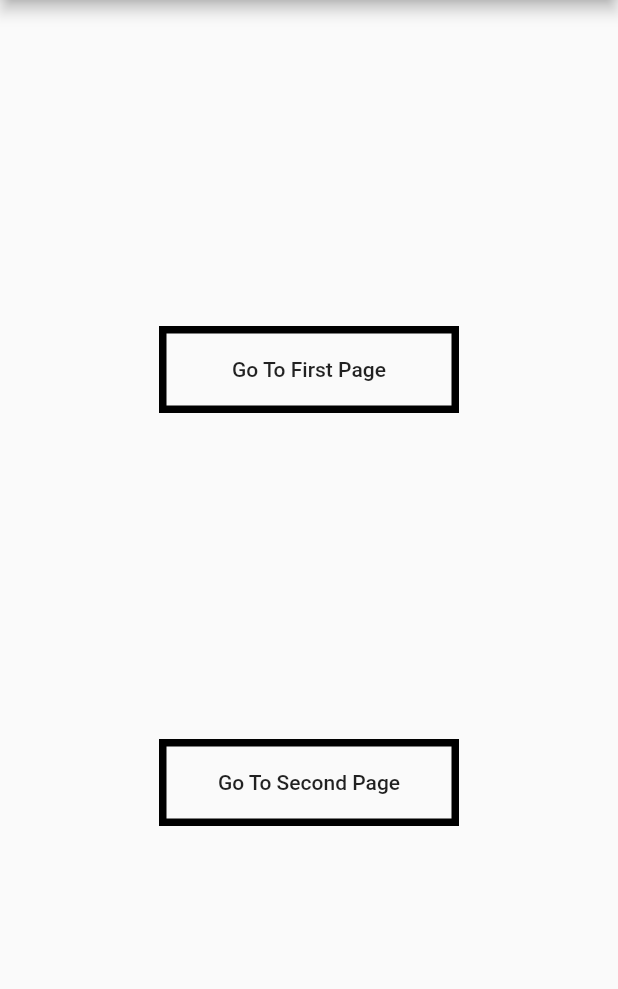
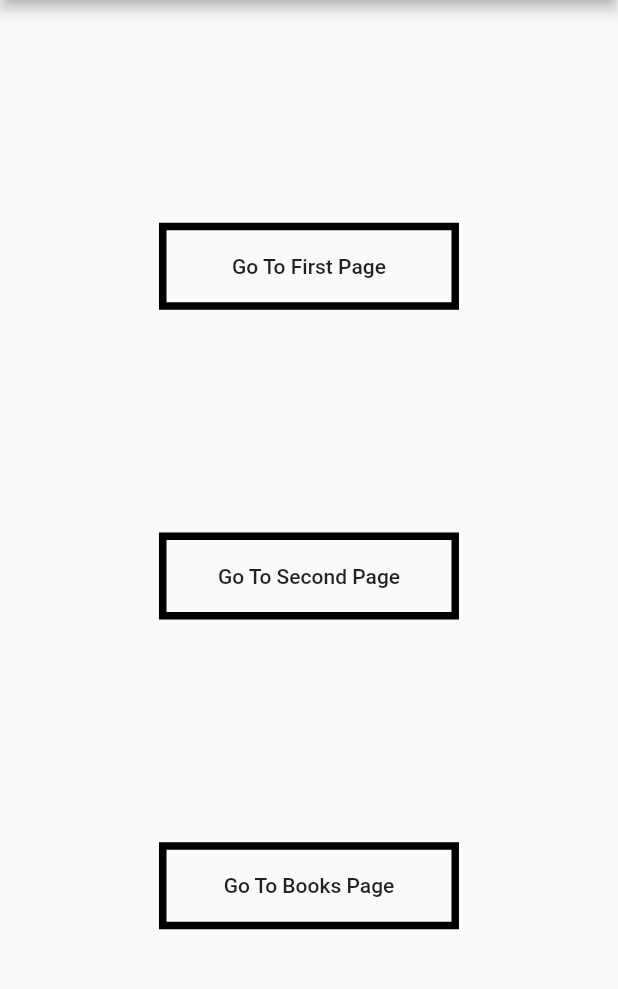
Before and after one commit to yusufferdogan/flutter_bloc_tutorial, a Flutter app: the screen it shows after launch, on a phone screen of 412 x 824 dp, the part 84-1073 px from its top. Run offline on Flutter 3.47's test engine with Material 2 defaults, Android fonts, the phone set to English and light mode, and no system bars; our stand-ins replace equatable, flutter_bloc.

Commit message:
Book Bloc Implemented and created Book Service

```diff
--- /dev/null
+++ b/lib/blocs/books_bloc/bloc.dart
@@ -0,0 +1,3 @@
+export 'book_bloc.dart';
+export 'book_event.dart';
+export 'book_state.dart';
--- /dev/null
+++ b/lib/blocs/books_bloc/book_bloc.dart
@@ -0,0 +1,23 @@
+import 'package:bloc_deneme/models/book.dart';
+import 'package:bloc_deneme/service/book.dart';
+import 'package:flutter_bloc/flutter_bloc.dart';
+import 'bloc.dart';
+
+class BookBloc extends Bloc<BookEvent, BooksPageState> {
+  final BookService _bookService = BookService();
+
+  BookBloc(BooksPageState initialState) : super(initialState);
+
+  @override
+  Stream<BooksPageState> mapEventToState(event) async* {
+    if (event is FetchBooks) {
+      yield* _mapFetchBooksToState();
+    }
+  }
+
+  Stream<BooksPageState> _mapFetchBooksToState() async* {
+    yield BooksLoading();
+    final List<Book> books = await _bookService.getAllBooks();
+    yield BooksLoaded(books: books);
+  }
+}
--- /dev/null
+++ b/lib/blocs/books_bloc/book_event.dart
@@ -0,0 +1,8 @@
+import 'package:equatable/equatable.dart';
+
+abstract class BookEvent extends Equatable {}
+
+class FetchBooks extends BookEvent {
+  @override
+  List<Object> get props => [];
+}
--- /dev/null
+++ b/lib/blocs/books_bloc/book_state.dart
@@ -0,0 +1,26 @@
+import 'package:bloc_deneme/models/book.dart';
+import 'package:equatable/equatable.dart';
+import 'package:flutter/cupertino.dart';
+
+abstract class BooksPageState extends Equatable {}
+
+class BooksInitState extends BooksPageState {
+  @override
+  List<Object> get props => [];
+}
+
+class BooksLoading extends BooksPageState {
+  @override
+  List<Object> get props => [];
+}
+
+class BooksLoaded extends BooksPageState {
+  final List<Book> books;
+
+  List<Book> get getBooks => books;
+
+  BooksLoaded({@required this.books});
+
+  @override
+  List<Object> get props => [books];
+}
--- a/lib/main.dart
+++ b/lib/main.dart
@@ -1,3 +1,4 @@
+import 'package:bloc_deneme/blocs/books_bloc/bloc.dart';
 import 'package:bloc_deneme/blocs/counter_bloc/bloc.dart';
 import 'package:bloc_deneme/blocs/page_bloc/bloc.dart';
 import 'package:bloc_deneme/routes.dart';
@@ -21,6 +22,9 @@ class MyApp extends StatelessWidget {
         BlocProvider(
           create: (context) => PageBloc(PageState(pageName: 'Main Page')),
         ),
+        BlocProvider(
+          create: (context) => BookBloc(BooksInitState())..add(FetchBooks()),
+        ),
       ],
       child: MaterialApp(
         title: 'Flutter Demo',
--- /dev/null
+++ b/lib/models/book.dart
@@ -0,0 +1,53 @@
+class Book {
+  final String id;
+  final String title;
+  final String genres;
+  final String imageUrl;
+  final String isbn;
+  final String pageNum;
+  final String pubYear;
+  final String writer;
+  final String rating;
+
+  Book({
+    this.id,
+    this.title,
+    this.genres,
+    this.imageUrl,
+    this.isbn,
+    this.pageNum,
+    this.pubYear,
+    this.writer,
+    this.rating,
+  });
+
+  @override
+  String toString() {
+    return '\n Id:$id  '
+        'TITLE:$title  '
+        'GENRES:$genres  '
+        'IMAGEURL:${imageUrl.toLowerCase()}  '
+        'ISBN:$isbn  '
+        'PAGENUM:$pageNum  '
+        'PUBYEAR:$pubYear  '
+        'WRITER:$writer  '
+        'RATING:$rating\n';
+  }
+
+  factory Book.fromJson(String id, Map<String, dynamic> bookData) {
+    return Book(
+      id: id.toString(),
+      genres: bookData['GENRES'].toString(),
+      imageUrl: bookData['IMAGEURL'].toString().toLowerCase(),
+      isbn: bookData['ISBN'].toString(),
+      pageNum: bookData['PAGENUM'].toString(),
+      pubYear: bookData['PUBYEAR'].toString(),
+      title: bookData['TITLE'].toString(),
+      writer: bookData['WRITER'].toString(),
+      rating: bookData['RATING'].toString(),
+    );
+  }
+  bool isEqual(Book other) {
+    return other.id == id;
+  }
+}
--- a/lib/pages/first_page.dart
+++ b/lib/pages/first_page.dart
@@ -1,7 +1,5 @@
-import 'package:bloc_deneme/blocs/counter_bloc/counter_bloc.dart';
-import 'package:bloc_deneme/blocs/counter_bloc/counter_event.dart';
-import 'package:bloc_deneme/blocs/counter_bloc/counter_state.dart';
 import 'package:bloc_deneme/blocs/page_bloc/bloc.dart';
+import 'package:bloc_deneme/blocs/counter_bloc/bloc.dart';
 import 'package:flutter/material.dart';
 import 'package:flutter_bloc/flutter_bloc.dart';
 
--- a/lib/pages/main_page.dart
+++ b/lib/pages/main_page.dart
@@ -1,8 +1,5 @@
 import 'package:bloc_deneme/blocs/page_bloc/bloc.dart';
-import 'package:bloc_deneme/blocs/page_bloc/page_bloc.dart';
-import 'package:bloc_deneme/blocs/page_bloc/page_state.dart';
 import 'package:bloc_deneme/routes.dart';
-import 'package:flutter/cupertino.dart';
 import 'package:flutter/material.dart';
 import 'package:flutter/widgets.dart';
 import 'package:flutter_bloc/flutter_bloc.dart';
@@ -29,6 +26,13 @@ class _MainPageState extends State<MainPage> {
     );
   }
 
+  void _goToBooksPage() {
+    BlocProvider.of<PageBloc>(context).add(
+      PageChanged(
+          context: context, routeName: BOOKS_PAGE_URL, pageName: 'BOOKS page'),
+    );
+  }
+
   @override
   Widget build(BuildContext context) {
     return BlocConsumer<PageBloc, PageState>(
@@ -36,7 +40,7 @@ class _MainPageState extends State<MainPage> {
         print('number:::::::::::::${state.pageName}');
         return Scaffold(
           appBar: AppBar(
-            title: Text(state.pageName),
+            title: Text('Main Page'),
           ),
           body: Center(
             child: Column(
@@ -71,6 +75,20 @@ class _MainPageState extends State<MainPage> {
                     ),
                   ),
                 ),
+                Container(
+                  width: 200,
+                  decoration: BoxDecoration(
+                      border: Border.all(
+                    color: Colors.black,
+                    width: 5,
+                  )),
+                  child: FlatButton(
+                    onPressed: _goToBooksPage,
+                    child: Text(
+                      'Go To Books Page',
+                    ),
+                  ),
+                ),
               ],
             ),
           ),
--- a/lib/routes.dart
+++ b/lib/routes.dart
@@ -1,3 +1,4 @@
+import 'package:bloc_deneme/pages/books/books_page.dart';
 import 'package:bloc_deneme/pages/main_page.dart';
 import 'package:flutter/material.dart';
 import './pages/first_page.dart';
@@ -6,16 +7,19 @@ import './pages/second_page.dart';
 const ROOT_URL = '/';
 const FIRST_PAGE_URL = '/first';
 const SECOND_PAGE_URL = '/second';
+const BOOKS_PAGE_URL = '/books';
 
 class Routes {
   static final routes = <String, WidgetBuilder>{
     ROOT_URL: (context) => MainPage(),
     FIRST_PAGE_URL: (context) => FirstPage(),
     SECOND_PAGE_URL: (context) => SecondPage(),
+    BOOKS_PAGE_URL:  (context) => BooksPage(),
   };
   static final bodyTitle = ["MainPage", "FirstPage", "SecondPage"];
   static final bodyList = <Widget>[
     FirstPage(),
     SecondPage(),
+
   ];
 }
--- a/pubspec.yaml
+++ b/pubspec.yaml
@@ -25,6 +25,8 @@ dependencies:
     sdk: flutter
   equatable: ^1.1.0
   flutter_bloc: ^6.1.2
+  http: ^0.12.2
+
 
 
 
```
Also changed, not shown: lib/pages/books/books_page.dart (added, +51 -0 lines), lib/pages/books/single_book_screen.dart (added, +148 -0 lines), lib/pages/second_page.dart (+6 -10 lines), lib/service/book.dart (added, +47 -0 lines), lib/widgets/book_item_widget.dart (added, +39 -0 lines), pubspec.lock.
